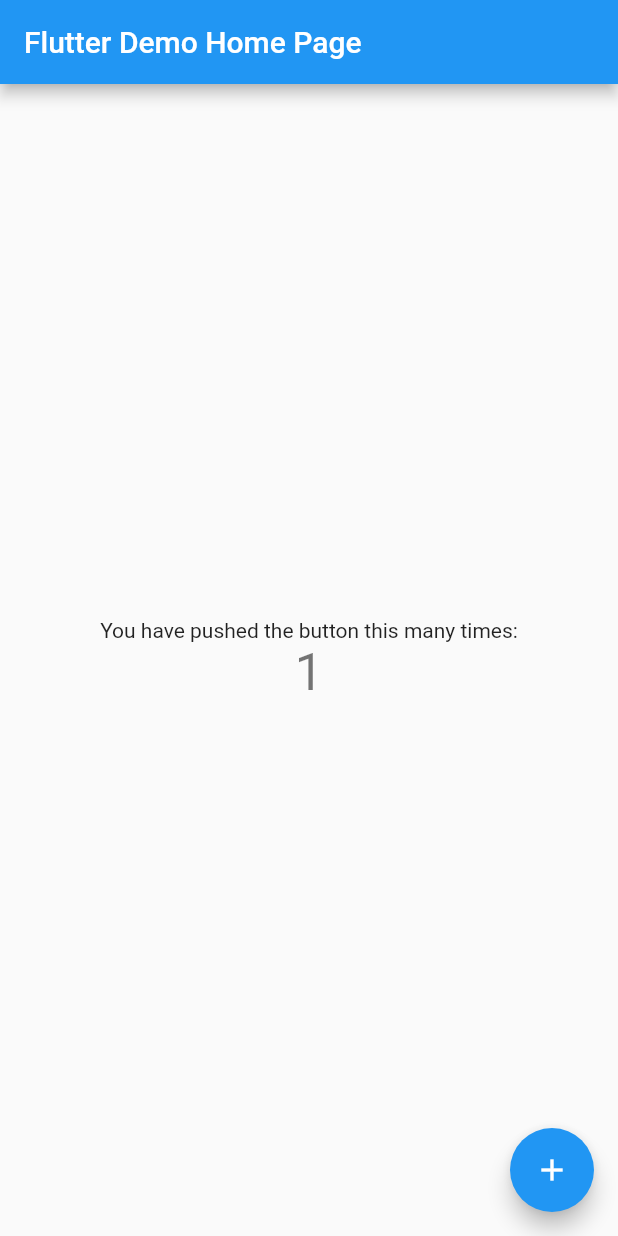
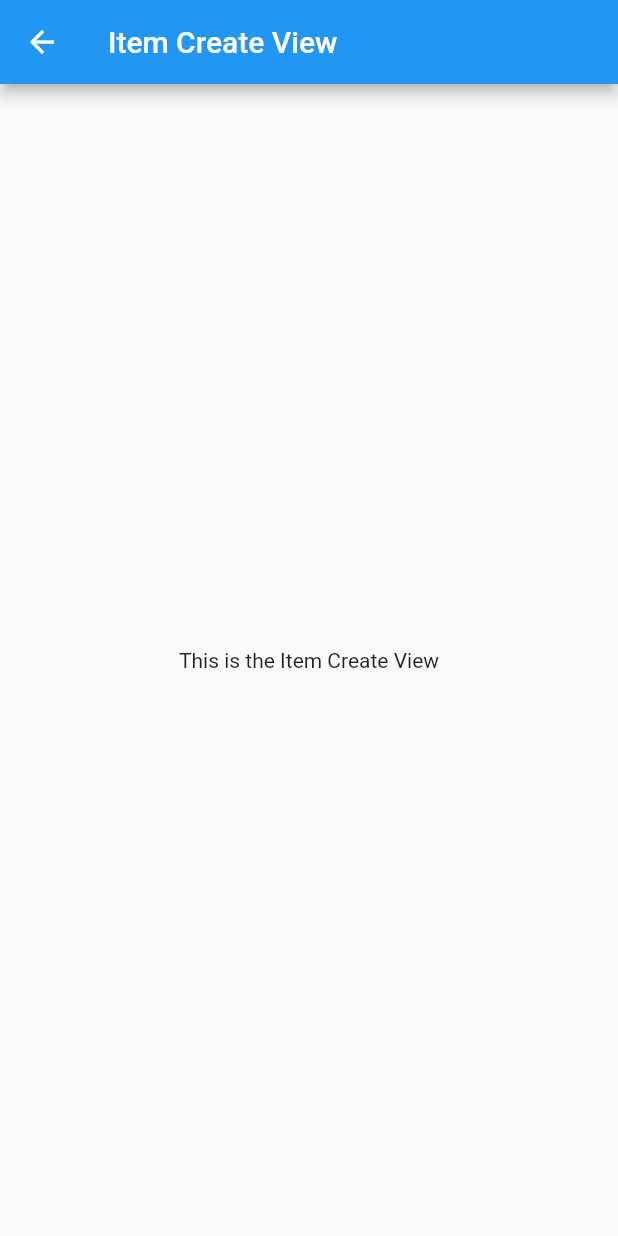
Before and after one commit to RetroJect/3D-Print-Manager, a Flutter app: the screen it shows after launch, after a tap on the "add" icon, on a phone screen of 412 x 824 dp. Run offline on Flutter 3.47's test engine with Material 2 defaults, Android fonts, the phone set to English and light mode, and no system bars.

```diff
--- a/lib/main.dart
+++ b/lib/main.dart
@@ -5,109 +5,84 @@ void main() {
 }
 
 class MyApp extends StatelessWidget {
-  // This widget is the root of your application.
   @override
   Widget build(BuildContext context) {
     return MaterialApp(
-      title: 'Flutter Demo',
+      title: '3D Print Manager',
       theme: ThemeData(
-        // This is the theme of your application.
-        //
-        // Try running your application with "flutter run". You'll see the
-        // application has a blue toolbar. Then, without quitting the app, try
-        // changing the primarySwatch below to Colors.green and then invoke
-        // "hot reload" (press "r" in the console where you ran "flutter run",
-        // or simply save your changes to "hot reload" in a Flutter IDE).
-        // Notice that the counter didn't reset back to zero; the application
-        // is not restarted.
         primarySwatch: Colors.blue,
       ),
-      home: MyHomePage(title: 'Flutter Demo Home Page'),
+      initialRoute: '/',
+      routes: {
+        '/': (context) => MainView(),
+        "/ItemDetail": (context) => ItemDetailView(),
+        "/ItemCreate": (context) => ItemCreateView(),
+        "/ItemEdit": (context) => ItemEditView(),
+      },
     );
   }
 }
 
-class MyHomePage extends StatefulWidget {
-  MyHomePage({Key key, this.title}) : super(key: key);
-
-  // This widget is the home page of your application. It is stateful, meaning
-  // that it has a State object (defined below) that contains fields that affect
-  // how it looks.
-
-  // This class is the configuration for the state. It holds the values (in this
-  // case the title) provided by the parent (in this case the App widget) and
-  // used by the build method of the State. Fields in a Widget subclass are
-  // always marked "final".
-
-  final String title;
-
-  @override
-  _MyHomePageState createState() => _MyHomePageState();
-}
-
-class _MyHomePageState extends State<MyHomePage> {
-  int _counter = 0;
-
-  void _incrementCounter() {
-    setState(() {
-      // This call to setState tells the Flutter framework that something has
-      // changed in this State, which causes it to rerun the build method below
-      // so that the display can reflect the updated values. If we changed
-      // _counter without calling setState(), then the build method would not be
-      // called again, and so nothing would appear to happen.
-      _counter++;
-    });
-  }
-
+class MainView extends StatelessWidget {
   @override
   Widget build(BuildContext context) {
-    // This method is rerun every time setState is called, for instance as done
-    // by the _incrementCounter method above.
-    //
-    // The Flutter framework has been optimized to make rerunning build methods
-    // fast, so that you can just rebuild anything that needs updating rather
-    // than having to individually change instances of widgets.
     return Scaffold(
       appBar: AppBar(
-        // Here we take the value from the MyHomePage object that was created by
-        // the App.build method, and use it to set our appbar title.
-        title: Text(widget.title),
+        title: Text("Main View"),
       ),
       body: Center(
-        // Center is a layout widget. It takes a single child and positions it
-        // in the middle of the parent.
-        child: Column(
-          // Column is also a layout widget. It takes a list of children and
-          // arranges them vertically. By default, it sizes itself to fit its
-          // children horizontally, and tries to be as tall as its parent.
-          //
-          // Invoke "debug painting" (press "p" in the console, choose the
-          // "Toggle Debug Paint" action from the Flutter Inspector in Android
-          // Studio, or the "Toggle Debug Paint" command in Visual Studio Code)
-          // to see the wireframe for each widget.
-          //
-          // Column has various properties to control how it sizes itself and
-          // how it positions its children. Here we use mainAxisAlignment to
-          // center the children vertically; the main axis here is the vertical
-          // axis because Columns are vertical (the cross axis would be
-          // horizontal).
-          mainAxisAlignment: MainAxisAlignment.center,
-          children: <Widget>[
-            Text(
-              'You have pushed the button this many times:',
-            ),
-            Text(
-              '$_counter',
-              style: Theme.of(context).textTheme.headline4,
-            ),
-          ],
-        ),
+        child: Text("This is the main view"),
       ),
       floatingActionButton: FloatingActionButton(
-        onPressed: _incrementCounter,
-        tooltip: 'Increment',
+        onPressed: () => Navigator.pushNamed(context, "/ItemCreate"),
         child: Icon(Icons.add),
-      ), // This trailing comma makes auto-formatting nicer for build methods.
+      ),
     );
   }
 }
+
+class ItemDetailView extends StatelessWidget {
+  @override
+  Widget build(BuildContext context) {
+    return Scaffold(
+      appBar: AppBar(
+        title: Text("Item Detail View"),
+      ),
+      body: Center(
+        child: Text("This is the Item Detail View"),
+      ),
+      floatingActionButton: FloatingActionButton(
+        onPressed: () => Navigator.pushNamed(context, "/ItemEdit"),
+        child: Icon(Icons.edit),
+      ),
+    );
+  }
+}
+
+class ItemEditView extends StatelessWidget {
+  @override
+  Widget build(BuildContext context) {
+    return Scaffold(
+      appBar: AppBar(
+        title: Text("Item Edit View"),
+      ),
+      body: Center(
+        child: Text("This is the Item Edit View"),
+      ),
+    );
+  }
+}
+
+class ItemCreateView extends StatelessWidget {
+  @override
+  Widget build(BuildContext context) {
+    return Scaffold(
+      appBar: AppBar(
+        title: Text("Item Create View"),
+      ),
+      body: Center(
+        child: Text("This is the Item Create View"),
+      ),
+    );
+  }
+}
```
